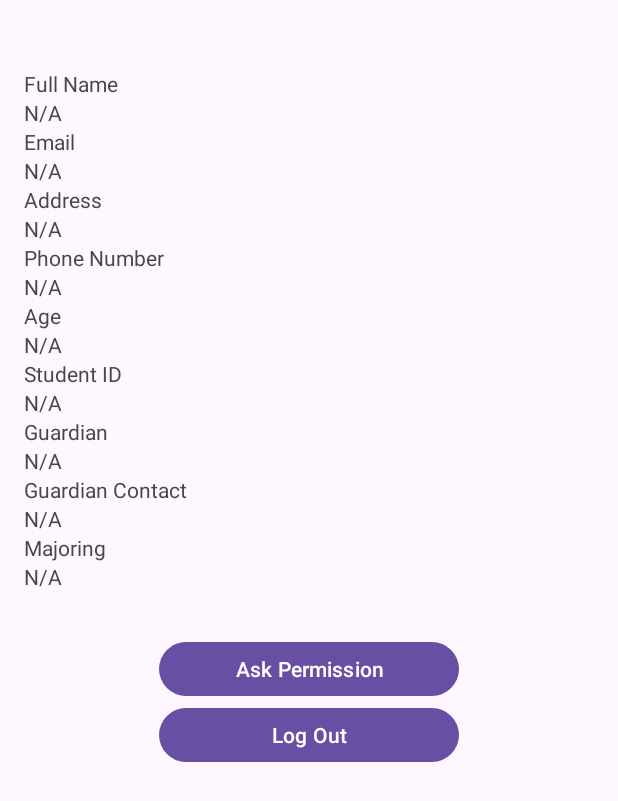
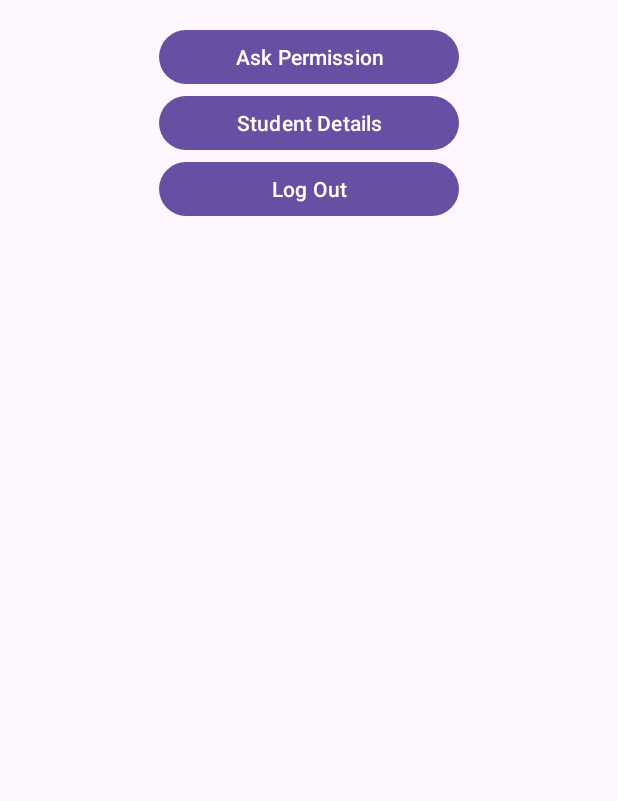
Before and after one commit to YoulonGG/StudentManagement, an Android app: the layout fragment_student_screen.xml on its own in the app's theme, with its tools: preview values and no code run, on a phone screen of 412 x 824 dp. Shown: the top 801 px of the screen. Run offline under Robolectric (Android 15) with nearby library versions, the phone set to English and light mode, and no system bars.

Commit message:
Refactor student detail screen layout; add navigation action for student profile; update student data loading logic

```diff
--- a/app/src/main/java/com/example/studentmanagement/presentation/sign_up/SignUpViewModel.kt
+++ b/app/src/main/java/com/example/studentmanagement/presentation/sign_up/SignUpViewModel.kt
@@ -160,7 +160,7 @@ class SignUpViewModel(
 
         try {
             firestore.collection("students")
-                .document(studentID)
+                .document(user.uid)
                 .set(studentData)
                 .await()
         } catch (e: Exception) {
--- a/app/src/main/java/com/example/studentmanagement/presentation/student_detail/StudentDetailScreen.kt
+++ b/app/src/main/java/com/example/studentmanagement/presentation/student_detail/StudentDetailScreen.kt
@@ -28,8 +28,10 @@ class StudentDetailScreen : Fragment(R.layout.fragment_student_detail_screen) {
         _binding = FragmentStudentDetailScreenBinding.bind(view)
 
         val student: StudentResponse? = arguments?.getParcelable("student")
-        student?.let {
-            viewModel.onAction(StudentDetailAction.LoadStudent(it))
+        if (student != null) {
+            viewModel.onAction(StudentDetailAction.LoadStudent(student))
+        } else {
+            viewModel.onAction(StudentDetailAction.LoadCurrentStudent)
         }
 
         setupListeners()
--- a/app/src/main/res/layout/fragment_student_screen.xml
+++ b/app/src/main/res/layout/fragment_student_screen.xml
@@ -10,131 +10,138 @@
 
     <LinearLayout
         android:layout_width="match_parent"
-        android:layout_height="wrap_content"
+        android:layout_height="match_parent"
         android:gravity="center"
         android:orientation="vertical">
 
-        <ProgressBar
-            android:id="@+id/progress_bar"
-            android:layout_width="wrap_content"
-            android:layout_height="wrap_content"
-            android:layout_gravity="center"
-            android:layout_marginBottom="16dp"
-            android:visibility="gone" />
+<!--        <ProgressBar-->
+<!--            android:id="@+id/progress_bar"-->
+<!--            android:layout_width="wrap_content"-->
+<!--            android:layout_height="wrap_content"-->
+<!--            android:layout_gravity="center"-->
+<!--            android:layout_marginBottom="16dp"-->
+<!--            android:visibility="gone" />-->
 
 
-        <LinearLayout
-            android:id="@+id/student_info_container"
-            android:layout_width="match_parent"
-            android:layout_height="wrap_content"
-            android:layout_marginVertical="30dp"
-            android:orientation="vertical">
+<!--        <LinearLayout-->
+<!--            android:id="@+id/student_info_container"-->
+<!--            android:layout_width="match_parent"-->
+<!--            android:layout_height="wrap_content"-->
+<!--            android:layout_marginVertical="30dp"-->
+<!--            android:orientation="vertical">-->
 
-            <TextView
-                android:layout_width="wrap_content"
-                android:layout_height="wrap_content"
-                android:text="Full Name" />
+<!--            <TextView-->
+<!--                android:layout_width="wrap_content"-->
+<!--                android:layout_height="wrap_content"-->
+<!--                android:text="Full Name" />-->
 
-            <TextView
-                android:id="@+id/tv_full_name"
-                android:layout_width="wrap_content"
-                android:layout_height="wrap_content"
-                android:text="N/A" />
+<!--            <TextView-->
+<!--                android:id="@+id/tv_full_name"-->
+<!--                android:layout_width="wrap_content"-->
+<!--                android:layout_height="wrap_content"-->
+<!--                android:text="N/A" />-->
 
-            <TextView
-                android:layout_width="wrap_content"
-                android:layout_height="wrap_content"
-                android:text="Email" />
+<!--            <TextView-->
+<!--                android:layout_width="wrap_content"-->
+<!--                android:layout_height="wrap_content"-->
+<!--                android:text="Email" />-->
 
-            <TextView
-                android:id="@+id/tv_email"
-                android:layout_width="wrap_content"
-                android:layout_height="wrap_content"
-                android:text="N/A" />
+<!--            <TextView-->
+<!--                android:id="@+id/tv_email"-->
+<!--                android:layout_width="wrap_content"-->
+<!--                android:layout_height="wrap_content"-->
+<!--                android:text="N/A" />-->
 
-            <TextView
-                android:layout_width="wrap_content"
-                android:layout_height="wrap_content"
-                android:text="Address" />
+<!--            <TextView-->
+<!--                android:layout_width="wrap_content"-->
+<!--                android:layout_height="wrap_content"-->
+<!--                android:text="Address" />-->
 
-            <TextView
-                android:id="@+id/tv_address"
-                android:layout_width="wrap_content"
-                android:layout_height="wrap_content"
-                android:text="N/A" />
+<!--            <TextView-->
+<!--                android:id="@+id/tv_address"-->
+<!--                android:layout_width="wrap_content"-->
+<!--                android:layout_height="wrap_content"-->
+<!--                android:text="N/A" />-->
 
-            <TextView
-                android:layout_width="wrap_content"
-                android:layout_height="wrap_content"
-                android:text="Phone Number" />
+<!--            <TextView-->
+<!--                android:layout_width="wrap_content"-->
+<!--                android:layout_height="wrap_content"-->
+<!--                android:text="Phone Number" />-->
 
-            <TextView
-                android:id="@+id/tv_phone"
-                android:layout_width="wrap_content"
-                android:layout_height="wrap_content"
-                android:text="N/A" />
+<!--            <TextView-->
+<!--                android:id="@+id/tv_phone"-->
+<!--                android:layout_width="wrap_content"-->
+<!--                android:layout_height="wrap_content"-->
+<!--                android:text="N/A" />-->
 
-            <TextView
-                android:layout_width="wrap_content"
-                android:layout_height="wrap_content"
-                android:text="Age" />
+<!--            <TextView-->
+<!--                android:layout_width="wrap_content"-->
+<!--                android:layout_height="wrap_content"-->
+<!--                android:text="Age" />-->
 
-            <TextView
-                android:id="@+id/tv_age"
-                android:layout_width="wrap_content"
-                android:layout_height="wrap_content"
-                android:text="N/A" />
+<!--            <TextView-->
+<!--                android:id="@+id/tv_age"-->
+<!--                android:layout_width="wrap_content"-->
+<!--                android:layout_height="wrap_content"-->
+<!--                android:text="N/A" />-->
 
-            <TextView
-                android:layout_width="wrap_content"
-                android:layout_height="wrap_content"
-                android:text="Student ID" />
+<!--            <TextView-->
+<!--                android:layout_width="wrap_content"-->
+<!--                android:layout_height="wrap_content"-->
+<!--                android:text="Student ID" />-->
 
-            <TextView
-                android:id="@+id/tv_student_id"
-                android:layout_width="wrap_content"
-                android:layout_height="wrap_content"
-                android:text="N/A" />
+<!--            <TextView-->
+<!--                android:id="@+id/tv_student_id"-->
+<!--                android:layout_width="wrap_content"-->
+<!--                android:layout_height="wrap_content"-->
+<!--                android:text="N/A" />-->
 
-            <TextView
-                android:layout_width="wrap_content"
-                android:layout_height="wrap_content"
-                android:text="Guardian" />
+<!--            <TextView-->
+<!--                android:layout_width="wrap_content"-->
+<!--                android:layout_height="wrap_content"-->
+<!--                android:text="Guardian" />-->
 
-            <TextView
-                android:id="@+id/tv_guardian"
-                android:layout_width="wrap_content"
-                android:layout_height="wrap_content"
-                android:text="N/A" />
+<!--            <TextView-->
+<!--                android:id="@+id/tv_guardian"-->
+<!--                android:layout_width="wrap_content"-->
+<!--                android:layout_height="wrap_content"-->
+<!--                android:text="N/A" />-->
 
-            <TextView
-                android:layout_width="wrap_content"
-                android:layout_height="wrap_content"
-                android:text="Guardian Contact" />
+<!--            <TextView-->
+<!--                android:layout_width="wrap_content"-->
+<!--                android:layout_height="wrap_content"-->
+<!--                android:text="Guardian Contact" />-->
 
-            <TextView
-                android:id="@+id/tv_guardian_contact"
-                android:layout_width="wrap_content"
-                android:layout_height="wrap_content"
-                android:text="N/A" />
+<!--            <TextView-->
+<!--                android:id="@+id/tv_guardian_contact"-->
+<!--                android:layout_width="wrap_content"-->
+<!--                android:layout_height="wrap_content"-->
+<!--                android:text="N/A" />-->
 
-            <TextView
-                android:layout_width="wrap_content"
-                android:layout_height="wrap_content"
-                android:text="Majoring" />
+<!--            <TextView-->
+<!--                android:layout_width="wrap_content"-->
+<!--                android:layout_height="wrap_content"-->
+<!--                android:text="Majoring" />-->
 
-            <TextView
-                android:id="@+id/tv_majoring"
-                android:layout_width="wrap_content"
-                android:layout_height="wrap_content"
-                android:text="N/A" />
+<!--            <TextView-->
+<!--                android:id="@+id/tv_majoring"-->
+<!--                android:layout_width="wrap_content"-->
+<!--                android:layout_height="wrap_content"-->
+<!--                android:text="N/A" />-->
 
-        </LinearLayout>
+<!--        </LinearLayout>-->
 
 
         <Button
             android:id="@+id/btnAskPermission"
             android:text="Ask Permission"
+            android:layout_width="200dp"
+            android:layout_height="44dp"/>
+
+
+        <Button
+            android:id="@+id/btnAskProfile"
+            android:text="Student Details"
             android:layout_width="200dp"
             android:layout_height="44dp"/>
 
--- a/app/src/main/res/navigation/nav_graph.xml
+++ b/app/src/main/res/navigation/nav_graph.xml
@@ -137,6 +137,11 @@
             android:id="@+id/navigate_student_to_ask_permission"
             app:destination="@id/student_ask_permission" />
 
+
+        <action
+            android:id="@+id/navigate_student_to_student_profile"
+            app:destination="@id/student_details" />
+
     </fragment>
 
     <fragment
```
Also changed, not shown: app/src/main/java/com/example/studentmanagement/presentation/student/StudentScreen.kt (+58 -44 lines), app/src/main/java/com/example/studentmanagement/presentation/student_detail/StudentDetailViewModel.kt (+88 -2 lines).
